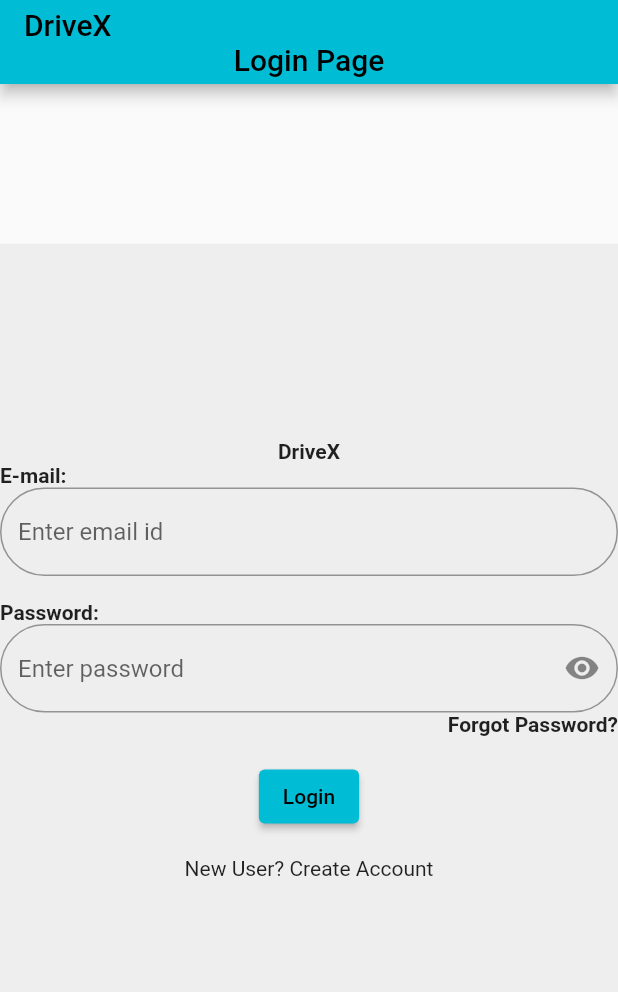
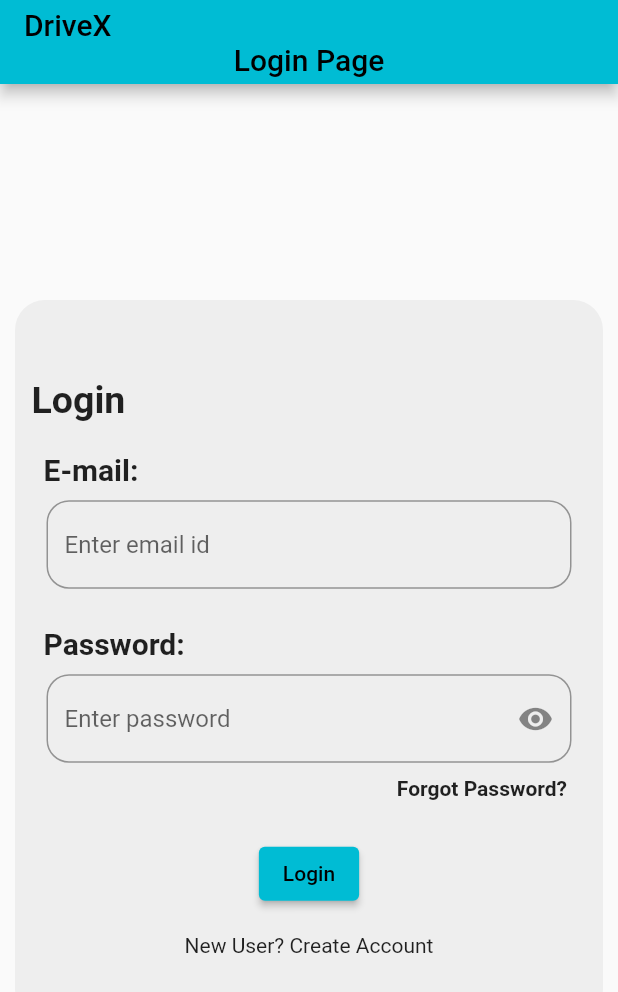
Before and after one commit to mscharan8/DriveX, a Flutter app: the screen it shows after launch, on a phone screen of 412 x 824 dp. Shown: the top 992 px of the screen. Run offline on Flutter 3.47's test engine with Material 2 defaults, Android fonts, the light colour scheme and no system bars; our stand-ins replace cloud_firestore, firebase_auth, firebase_core, google_sign_in; missing offline and left inert: dart:ffi; accounts and stored records are empty.

Commit message:
Added Paddings and Margins for login page

```diff
--- a/finalproject/lib/main.dart
+++ b/finalproject/lib/main.dart
@@ -2,7 +2,7 @@ import 'dart:ffi';
 
 import 'package:flutter/material.dart';
 import 'login.dart';
-import 'storage.dart';
+// import 'storage.dart';
 import 'package:google_sign_in/google_sign_in.dart';
 
 GoogleSignIn googleSignIn = GoogleSignIn(
@@ -30,6 +30,7 @@ class MyApp extends StatelessWidget {
         colorScheme: ColorScheme.fromSwatch(primarySwatch: Colors.cyan),
       ),
       home: MyHomePage(title: 'Login Page'),
+      // home: MyHomePage(),
     );
   }
 }
@@ -39,7 +40,7 @@ class MyHomePage extends StatefulWidget {
 
   final String title;
   String coming = "";
-  final TextStorage storage = TextStorage();
+  // final TextStorage storage = TextStorage();
 
   @override
   State<MyHomePage> createState() => _MyHomePageState();
@@ -47,7 +48,7 @@ class MyHomePage extends StatefulWidget {
 
 class _MyHomePageState extends State<MyHomePage> {
   // late Stream<DocumentSnapshot> _stream;
-  late Future <String> _coming;
+  // late Future <String> _coming;
   final GlobalKey<FormState> _formKey = GlobalKey<FormState>();
   final TextEditingController _econtroller = TextEditingController(), _pcontroller = TextEditingController();
   String input = "";
@@ -56,13 +57,13 @@ class _MyHomePageState extends State<MyHomePage> {
   Future<void> _submit() async {
     if (_formKey.currentState!.validate()) {
       setState(() {
-        _coming = widget.storage.writeText(_econtroller.text).then((bool success) {
+        /*_coming = widget.storage.writeText(_econtroller.text).then((bool success) {
           if (success) {
             return _econtroller.text;
           } else {
             return "";
           }
-        });
+        });*/
         String text = _econtroller.text;
         // _econtroller.clear();
         // ScaffoldMessenger.of(context).showSnackBar(const SnackBar(content: Text("Saving...")));
@@ -88,10 +89,10 @@ class _MyHomePageState extends State<MyHomePage> {
   void initState() {
     super.initState();
     password = true;
-    _coming = widget.storage.readText();
+    // _coming = widget.storage.readText();
   }
 
-  @override
+   @override
   Widget build(BuildContext context) {
     return Scaffold(
       appBar: AppBar(
@@ -103,9 +104,11 @@ class _MyHomePageState extends State<MyHomePage> {
       ),
       body: Center(
         child: Container(
-        height: 555.0,
-        width: 444.0,
-        color: Colors.grey[200],
+        height: 480.0,
+        width: 400.0,
+        margin: const EdgeInsets.all(10.0),
+        decoration: BoxDecoration(color: Colors.grey[200],
+        borderRadius: BorderRadius.circular(20),),
         child: Column(
           mainAxisAlignment: MainAxisAlignment.center,
           children: getBodyWidgetList(),
@@ -114,7 +117,6 @@ class _MyHomePageState extends State<MyHomePage> {
       ),
     );
   }
-
   List<Widget> getBodyWidgetList() {
     return <Widget>[
       Form(
@@ -134,9 +136,23 @@ class _MyHomePageState extends State<MyHomePage> {
                   }
                   return const CircularProgressIndicator();
                 }),*/
-            const Text("DriveX",style:TextStyle(fontWeight: FontWeight.bold)),
-            const Align(alignment: Alignment.centerLeft, child: Text('E-mail:',style:TextStyle(fontWeight: FontWeight.bold))),
-            TextFormField(
+
+            Container(
+              margin: EdgeInsets.all(11),
+              alignment:Alignment.topLeft,
+              child: const Text("Login",style:TextStyle(fontWeight: FontWeight.bold,fontSize: 25),textAlign: TextAlign.left,
+            ),),
+            //email
+            Container (
+              margin: EdgeInsets.all(9),
+              child: const Align(
+              alignment: Alignment.centerLeft,
+              child: Padding(
+                padding: EdgeInsets.only(left: 10),
+                child: Text('E-mail:',style:TextStyle(fontWeight: FontWeight.bold,fontSize: 20))))),
+            SizedBox(
+              width : 350,
+              child: TextFormField(
               controller: _econtroller,
               validator: (String? value){if(value != null && (value.contains('@gmail.com') || value.contains('@outlook.com'))){
                                             if(value.contains(',')){return 'invalid email id';}else{return null;}}
@@ -144,21 +160,34 @@ class _MyHomePageState extends State<MyHomePage> {
                                               !value.contains('@outlook.com'))) ? 'invalid email id' : null;}},
               decoration: const InputDecoration(
                 border: OutlineInputBorder(
-                  borderRadius: BorderRadius.all(Radius.circular(30.0)),
+                  borderRadius: BorderRadius.all(Radius.circular(15.0)),
                 ),
                 hintText: "Enter email id",
               ),
             ),
+            ),
             const Text(" "),
-            const Align(alignment: Alignment.centerLeft, child: Text('Password:',style:TextStyle(fontWeight: FontWeight.bold))),
-            TextFormField(
+            //password
+            Container(
+              margin: const EdgeInsets.all(9),
+              child : const Align(
+              alignment: Alignment.centerLeft,
+              // margin : EdgeInsets.all(11);
+            child: Padding(
+              padding: EdgeInsets.only(left: 10),
+              child: Text('Password:',style:TextStyle(fontWeight: FontWeight.bold,fontSize: 20)),
+            ))),
+            SizedBox(
+              width : 350,
+            child: TextFormField(
               controller: _pcontroller,
               validator: _textValidator,
               obscureText: password,
               obscuringCharacter:'*',
+              // constraints : const BoxConstraints.tightFor(width:200)
               decoration: InputDecoration(
                 border:const OutlineInputBorder(
-                  borderRadius: BorderRadius.all(Radius.circular(30.0)),
+                  borderRadius: BorderRadius.all(Radius.circular(15.0)),
                 ),
                 hintText: "Enter password",
                 suffixIcon: IconButton(
@@ -171,7 +200,14 @@ class _MyHomePageState extends State<MyHomePage> {
                 ),
               ),
             ),
-            const Align(alignment: Alignment.centerRight, child: Text('Forgot Password?',style:TextStyle(fontWeight: FontWeight.bold))),
+            ),
+            Container(
+              margin: const EdgeInsets.all(9),
+            child: const Align(
+              alignment: Alignment.centerRight,
+              child :Padding(
+                padding: EdgeInsets.only(right: 15),
+              child: Text('Forgot Password?',style:TextStyle(fontWeight: FontWeight.bold))))),
             const Text(" "),
             ElevatedButton(onPressed: _submit, child: const Text("Login")),
             const Text(" "),
```
Also changed, not shown: 15 other files.
